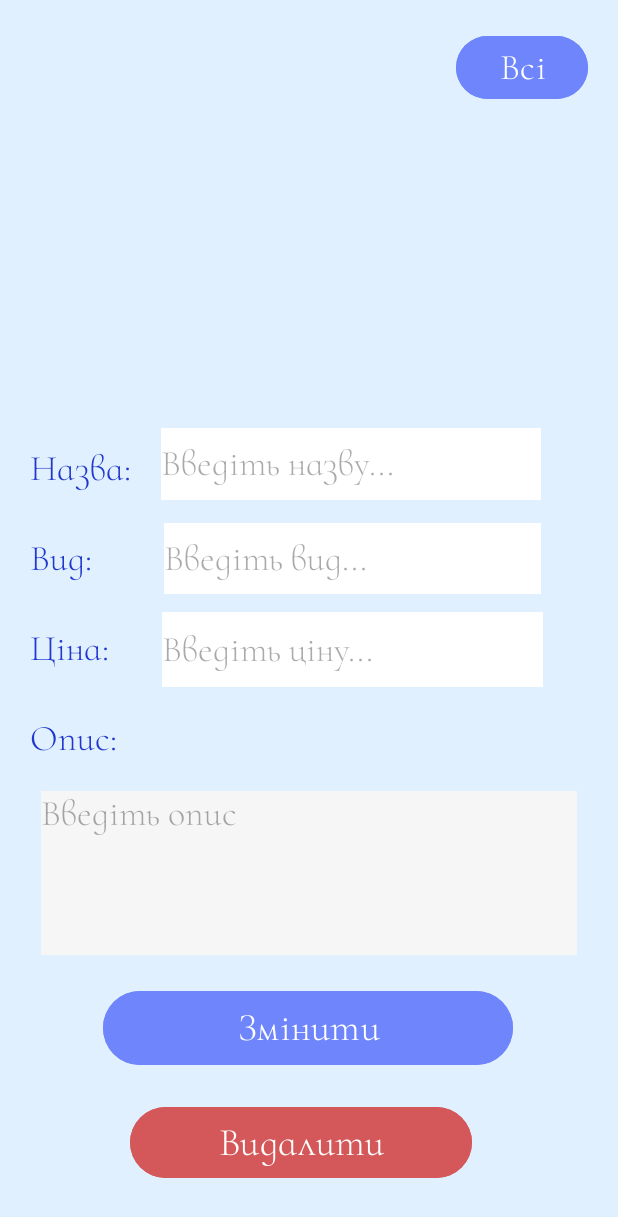
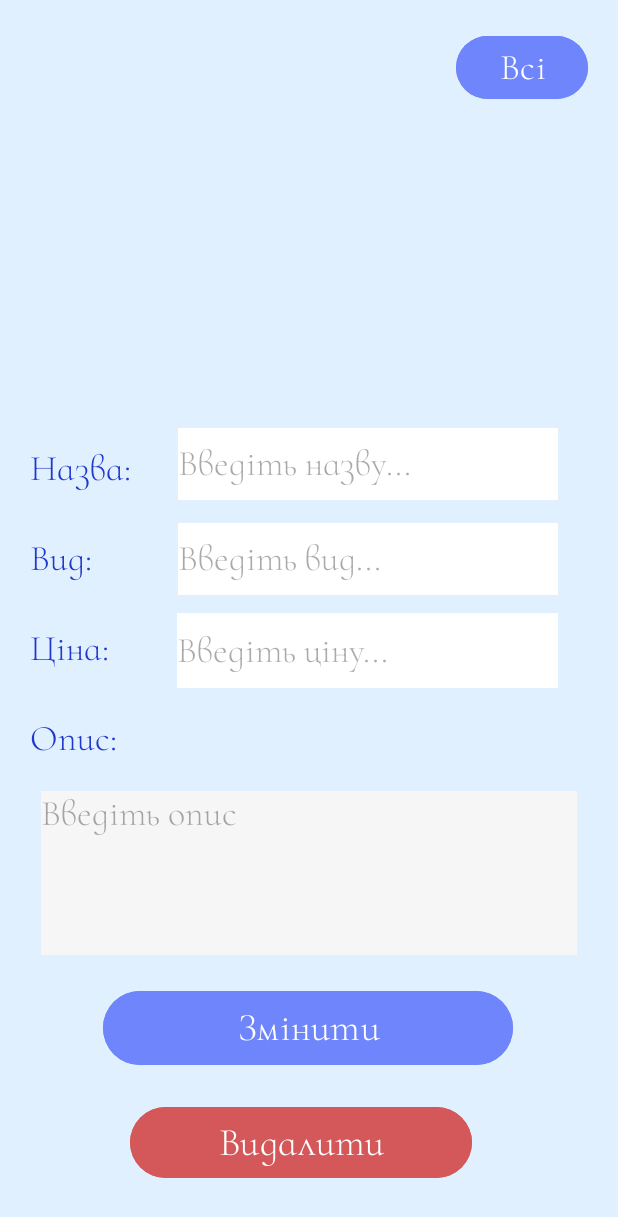
Before and after one commit to BlautaVi/FlowersShop, an Android app: the ActivityManagerEditItem screen opened directly, with no data from a screen before it, on a phone screen of 412 x 824 dp. Shown: the top 1217 px of the screen. Run offline under Robolectric (Android 15) with nearby library versions, the phone set to English and light mode, and no system bars; our stand-ins replace Firebase (no records; nobody signed in at launch, a user with empty details on screens opened directly); 1 statement that could not run was skipped.

Commit message:
коригування вигляду

```diff
--- a/app/src/main/res/layout/activity_manager_edit_item.xml
+++ b/app/src/main/res/layout/activity_manager_edit_item.xml
@@ -87,9 +87,8 @@
         android:id="@+id/man_enter_name"
         android:layout_width="253dp"
         android:layout_height="48dp"
-        android:layout_marginStart="20dp"
         android:layout_marginTop="28dp"
-        android:layout_marginEnd="51dp"
+        android:layout_marginEnd="40dp"
         android:background="#FFFF"
         android:ems="10"
         android:fontFamily="@font/cormorant_infant_light"
@@ -99,16 +98,14 @@
         android:textColor="#2138CD"
         android:textSize="24sp"
         app:layout_constraintEnd_toEndOf="parent"
-        app:layout_constraintStart_toEndOf="@+id/name_man_l"
         app:layout_constraintTop_toBottomOf="@+id/item_photo" />
 
     <EditText
         android:id="@+id/man_enter_type"
-        android:layout_width="251dp"
-        android:layout_height="47dp"
-        android:layout_marginStart="48dp"
+        android:layout_width="253dp"
+        android:layout_height="48dp"
         android:layout_marginTop="15dp"
-        android:layout_marginEnd="51dp"
+        android:layout_marginEnd="40dp"
         android:background="#FFFF"
         android:ems="10"
         android:fontFamily="@font/cormorant_infant_light"
@@ -118,16 +115,14 @@
         android:textColor="#2138CD"
         android:textSize="24sp"
         app:layout_constraintEnd_toEndOf="parent"
-        app:layout_constraintStart_toEndOf="@+id/man_type_l"
         app:layout_constraintTop_toBottomOf="@+id/man_enter_name" />
 
     <EditText
         android:id="@+id/man_enter_price"
         android:layout_width="254dp"
         android:layout_height="50dp"
-        android:layout_marginStart="35dp"
         android:layout_marginTop="12dp"
-        android:layout_marginEnd="49dp"
+        android:layout_marginEnd="40dp"
         android:background="#FFFF"
         android:ems="10"
         android:fontFamily="@font/cormorant_infant_light"
@@ -137,8 +132,6 @@
         android:textColor="#2138CD"
         android:textSize="24sp"
         app:layout_constraintEnd_toEndOf="parent"
-        app:layout_constraintHorizontal_bias="0.0"
-        app:layout_constraintStart_toEndOf="@+id/man_price_l"
         app:layout_constraintTop_toBottomOf="@+id/man_enter_type" />
 
     <EditText
```
Also changed, not shown: app/src/main/res/layout/activity_customers_acc.xml (+3 -8 lines), app/src/main/res/layout/activity_main_page.xml (+10 -7 lines).
